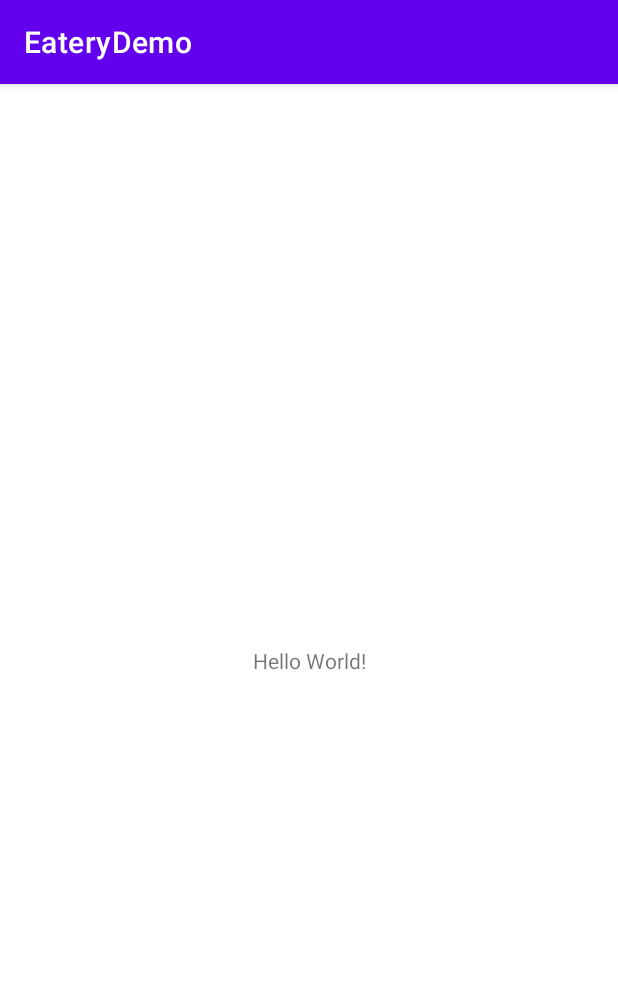
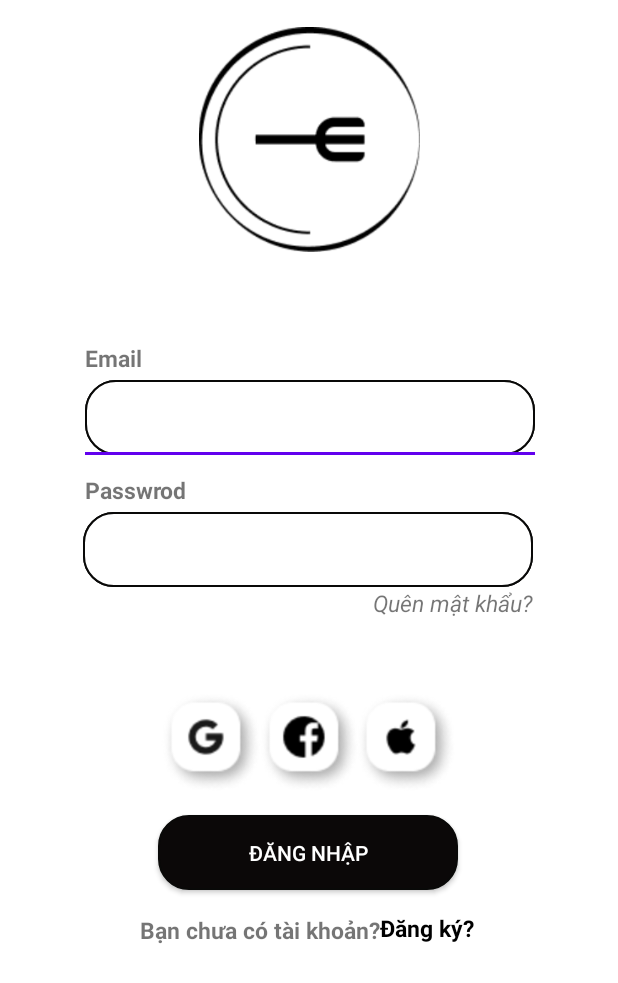
Before and after one commit to levanchungit/EateryDemo, an Android app: the screen it shows after launch (MainActivity before the commit, Login after it), on a phone screen of 412 x 824 dp. Shown: the top 983 px of the screen. Run offline under Robolectric (Android 15) with nearby library versions, the phone set to English and light mode, and no system bars.

Commit message:
đã xong
đã   xong màn hình chào ,đăng nhập,đăng ký,đổi mật khẩu

```diff
--- /dev/null
+++ b/app/src/main/java/com/example/eaterydemo/Login.java
@@ -0,0 +1,27 @@
+package com.example.eaterydemo;
+
+import androidx.appcompat.app.AppCompatActivity;
+
+import android.content.Intent;
+import android.os.Bundle;
+import android.view.View;
+import android.widget.TextView;
+
+public class Login extends AppCompatActivity {
+    TextView DangKy;
+    @Override
+    protected void onCreate(Bundle savedInstanceState) {
+        super.onCreate(savedInstanceState);
+        setContentView(R.layout.activity_login);
+
+        DangKy = findViewById(R.id.txtDangky);
+
+        DangKy.setOnClickListener(new View.OnClickListener() {
+            @Override
+            public void onClick(View view) {
+                Intent i = new Intent(Login.this,DangkyActyvity.class);
+                startActivity(i);
+           }
+        });
+    }
+}
--- /dev/null
+++ b/app/src/main/java/com/example/eaterydemo/Mhcho.java
@@ -0,0 +1,25 @@
+package com.example.eaterydemo;
+
+import androidx.appcompat.app.AppCompatActivity;
+
+import android.content.Intent;
+import android.os.Bundle;
+import android.os.Handler;
+
+public class Mhcho extends AppCompatActivity {
+
+    @Override
+    protected void onCreate(Bundle savedInstanceState) {
+        super.onCreate(savedInstanceState);
+        setContentView(R.layout.activity_mhcho);
+
+        new Handler().postDelayed(new Runnable() {
+            @Override
+            public void run() {
+                Intent intent = new Intent(Mhcho.this, Login.class);
+                startActivity(intent);
+                finish();
+            }
+        },3000);
+    }
+}
--- /dev/null
+++ b/app/src/main/res/drawable/butonlogin.xml
@@ -0,0 +1,9 @@
+<?xml version="1.0" encoding="utf-8"?>
+<shape xmlns:android="http://schemas.android.com/apk/res/android">
+    <stroke
+        android:width="1dip"
+        android:color="#090908" />
+    <solid
+        android:color="#ffffff" />
+    <corners android:radius="20dp"/>
+</shape>
--- /dev/null
+++ b/app/src/main/res/drawable/buttonlogin.xml
@@ -0,0 +1,9 @@
+<?xml version="1.0" encoding="utf-8"?>
+<shape xmlns:android="http://schemas.android.com/apk/res/android">
+    <stroke
+        android:width="1dip"
+        android:color="#090908" />
+    <solid
+        android:color="#0B0808" />
+    <corners android:radius="20dp"/>
+</shape>
--- /dev/null
+++ b/app/src/main/res/layout/activity_login.xml
@@ -0,0 +1,188 @@
+<?xml version="1.0" encoding="utf-8"?>
+<androidx.constraintlayout.widget.ConstraintLayout xmlns:android="http://schemas.android.com/apk/res/android"
+    xmlns:app="http://schemas.android.com/apk/res-auto"
+    xmlns:tools="http://schemas.android.com/tools"
+    android:layout_width="match_parent"
+    android:layout_height="match_parent"
+    android:layout_margin="8dp"
+    android:orientation="vertical"
+    tools:context=".Login">
+
+    <ImageView
+        android:id="@+id/imglogo"
+        android:layout_width="wrap_content"
+        android:layout_height="150dp"
+        app:layout_constraintHeight_percent=".27"
+        android:layout_marginTop="10dp"
+
+        android:src="@drawable/logo_light"
+        app:layout_constraintVertical_bias="0"
+        app:layout_constraintBottom_toBottomOf="parent"
+        app:layout_constraintEnd_toEndOf="parent"
+        app:layout_constraintStart_toStartOf="parent"
+        app:layout_constraintTop_toTopOf="parent" />
+
+    <TextView
+        android:id="@+id/txtEmail"
+        android:layout_width="300dp"
+        android:layout_height="wrap_content"
+        android:layout_marginTop="220dp"
+        android:text="Email"
+        android:textSize="15sp"
+        android:textStyle="bold"
+        app:layout_constraintEnd_toEndOf="parent"
+        app:layout_constraintHorizontal_bias="0.505"
+        app:layout_constraintStart_toStartOf="parent"
+        app:layout_constraintTop_toTopOf="parent" />
+
+
+
+    <com.google.android.material.textfield.TextInputLayout
+        android:id="@+id/textInputEmail"
+        android:layout_width="300dp"
+        android:layout_height="50dp"
+        android:layout_marginTop="4dp"
+        android:background="@drawable/butonlogin"
+        android:textColor="@color/white"
+        app:boxStrokeWidth="0dp"
+        app:layout_constraintEnd_toEndOf="parent"
+        app:layout_constraintHorizontal_bias="0.505"
+        app:layout_constraintStart_toStartOf="parent"
+        app:layout_constraintTop_toBottomOf="@+id/txtEmail">
+
+        <com.google.android.material.textfield.TextInputEditText
+            android:id="@+id/edtEmail"
+            android:layout_width="300dp"
+            android:layout_height="wrap_content"
+            android:background="@drawable/butonlogin"
+            android:hint="" />
+    </com.google.android.material.textfield.TextInputLayout>
+
+    <TextView
+        android:id="@+id/txtPassword"
+        android:layout_width="300dp"
+        android:layout_height="wrap_content"
+        android:layout_marginTop="308dp"
+        android:text="Passwrod"
+        android:textSize="15sp"
+        android:textStyle="bold"
+        app:layout_constraintEnd_toEndOf="parent"
+        app:layout_constraintHorizontal_bias="0.505"
+        app:layout_constraintStart_toStartOf="parent"
+        app:layout_constraintTop_toTopOf="parent" />
+
+    <com.google.android.material.textfield.TextInputLayout
+        android:id="@+id/textInput"
+        android:layout_width="300dp"
+        android:layout_height="50dp"
+        android:layout_marginTop="4dp"
+        app:boxStrokeWidth="0dp"
+        android:background="@drawable/butonlogin"
+        android:textColor="@color/white"
+        app:layout_constraintEnd_toEndOf="parent"
+        app:layout_constraintHorizontal_bias="0.494"
+        app:layout_constraintStart_toStartOf="parent"
+        app:layout_constraintTop_toBottomOf="@+id/txtPassword">
+
+        <com.google.android.material.textfield.TextInputEditText
+            android:id="@+id/edtPassWord"
+            android:layout_width="300dp"
+            android:layout_height="wrap_content"
+            android:textSize="20sp"
+            android:textStyle="bold"
+            android:background="@drawable/butonlogin"
+            android:hint="" />
+    </com.google.android.material.textfield.TextInputLayout>
+
+
+
+
+    <TextView
+        android:id="@+id/txtQuenmk"
+        android:layout_width="wrap_content"
+        android:layout_height="wrap_content"
+        android:text="Quên mật khẩu?"
+        android:textSize="15sp"
+        android:textStyle="italic"
+        app:layout_constraintEnd_toEndOf="parent"
+        app:layout_constraintHorizontal_bias="0.831"
+        app:layout_constraintStart_toStartOf="parent"
+        app:layout_constraintTop_toBottomOf="@+id/textInput" />
+
+
+    <ImageView
+        android:id="@+id/imggoogle"
+        android:layout_width="70dp"
+        android:layout_height="70dp"
+        android:layout_marginTop="68dp"
+        android:src="@drawable/google_logo"
+        app:layout_constraintEnd_toEndOf="parent"
+        app:layout_constraintHorizontal_bias="0.298"
+        app:layout_constraintStart_toStartOf="parent"
+        app:layout_constraintTop_toBottomOf="@+id/textInput" />
+
+    <ImageView
+        android:id="@+id/imgfacebook"
+        android:layout_width="70dp"
+        android:layout_height="70dp"
+        android:layout_marginTop="68dp"
+        android:src="@drawable/facebook_logo"
+
+        app:layout_constraintEnd_toEndOf="parent"
+        app:layout_constraintHorizontal_bias="0.498"
+        app:layout_constraintStart_toStartOf="parent"
+        app:layout_constraintTop_toBottomOf="@+id/textInput" />
+
+    <ImageView
+        android:id="@+id/imgapple"
+        android:layout_width="70dp"
+        android:layout_height="70dp"
+        android:layout_marginTop="68dp"
+        android:src="@drawable/apple_logo"
+
+        app:layout_constraintEnd_toEndOf="parent"
+        app:layout_constraintHorizontal_bias="0.698"
+        app:layout_constraintStart_toStartOf="parent"
+        app:layout_constraintTop_toTopOf="@+id/txtQuenmk" />
+
+    <androidx.appcompat.widget.AppCompatButton
+        android:id="@+id/btnLogin"
+        android:layout_width="200dp"
+        android:layout_height="50dp"
+
+        android:layout_marginTop="152dp"
+        android:background="@drawable/buttonlogin"
+        android:text="Đăng nhập"
+        android:textColor="@color/white"
+        app:layout_constraintEnd_toEndOf="parent"
+        app:layout_constraintHorizontal_bias="0.497"
+        app:layout_constraintStart_toStartOf="parent"
+        app:layout_constraintTop_toBottomOf="@+id/textInput" />
+
+    <TextView
+        android:id="@+id/txtTaikhoan"
+        android:layout_width="wrap_content"
+        android:layout_height="wrap_content"
+        android:layout_marginTop="16dp"
+        android:text="Bạn chưa có tài khoản?"
+        android:textSize="15sp"
+        android:textStyle="bold"
+        app:layout_constraintEnd_toEndOf="parent"
+        app:layout_constraintHorizontal_bias="0.362"
+        app:layout_constraintStart_toStartOf="parent"
+        app:layout_constraintTop_toBottomOf="@+id/btnLogin" />
+
+    <TextView
+        android:id="@+id/txtDangky"
+        android:layout_width="wrap_content"
+        android:layout_height="wrap_content"
+        android:layout_marginTop="600dp"
+        android:text="Đăng ký?"
+        android:textColor="@color/black"
+        android:textSize="15sp"
+        android:textStyle="bold"
+        app:layout_constraintEnd_toEndOf="parent"
+        app:layout_constraintHorizontal_bias="0.0"
+        app:layout_constraintStart_toEndOf="@+id/txtTaikhoan"
+        app:layout_constraintTop_toTopOf="parent" />
+</androidx.constraintlayout.widget.ConstraintLayout>
--- a/app/src/main/res/values/themes.xml
+++ b/app/src/main/res/values/themes.xml
@@ -1,6 +1,6 @@
 <resources xmlns:tools="http://schemas.android.com/tools">
     <!-- Base application theme. -->
-    <style name="Theme.EateryDemo" parent="Theme.MaterialComponents.DayNight.DarkActionBar">
+    <style name="Theme.EateryDemo" parent="Theme.MaterialComponents.DayNight.NoActionBar">
         <!-- Primary brand color. -->
         <item name="colorPrimary">@color/purple_500</item>
         <item name="colorPrimaryVariant">@color/purple_700</item>
```
Also changed, not shown: app/src/main/AndroidManifest.xml (+21 -1 lines), app/src/main/java/com/example/eaterydemo/DangkyActyvity.java (added, +14 -0 lines), app/src/main/java/com/example/eaterydemo/DoiMK.java (added, +14 -0 lines), app/src/main/res/layout/activity_dangky_actyvity.xml (added, +239 -0 lines), app/src/main/res/layout/activity_doi_mk.xml (added, +87 -0 lines), app/src/main/res/layout/activity_mhcho.xml (added, +19 -0 lines), app/src/main/res/drawable/apple_logo.png (added), app/src/main/res/drawable/facebook_logo.png (added), app/src/main/res/drawable/google_logo.png (added), app/src/main/res/drawable/logo_eatery.png (added), app/src/main/res/drawable/logo_light.png (added).
